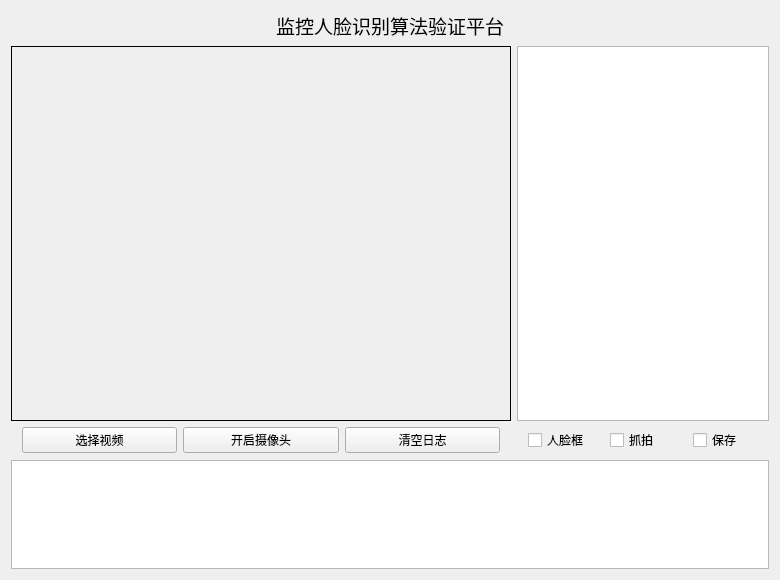
Before: the Qt Designer form VFR_algorithm/VFR_algorithm.ui in zhw201906/VFR_system, drawn with Qt 5.
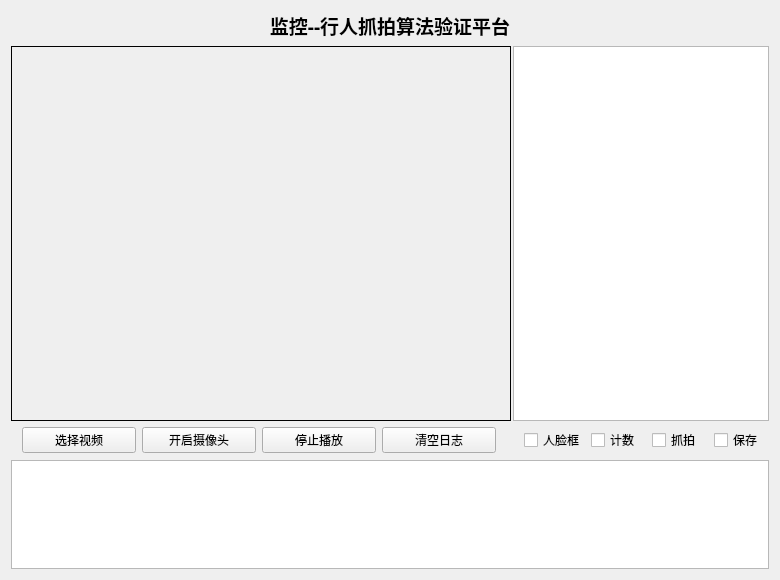
After: the same form once the commit is applied.

Commit message: 完成算法抓拍测试软件

```diff
--- a/VFR_algorithm/VFR_algorithm.ui
+++ b/VFR_algorithm/VFR_algorithm.ui
@@ -30,12 +30,14 @@
     <widget class="QLabel" name="label_2">
      <property name="font">
       <font>
-       <family>04b_21</family>
+       <family>华文楷体</family>
        <pointsize>14</pointsize>
+       <weight>75</weight>
+       <bold>true</bold>
       </font>
      </property>
      <property name="text">
-      <string>监控人脸识别算法验证平台</string>
+      <string>监控--行人抓拍算法验证平台</string>
      </property>
      <property name="alignment">
       <set>Qt::AlignCenter</set>
@@ -87,6 +89,13 @@
         </property>
        </widget>
       </item>
+      <item>
+       <widget class="QPushButton" name="pushButton_stopVideo">
+        <property name="text">
+         <string>停止播放</string>
+        </property>
+       </widget>
+      </item>
       <item>
        <widget class="QPushButton" name="pushButton_cleanLog">
         <property name="text">
@@ -99,6 +108,18 @@
    </item>
    <item row="2" column="1">
     <widget class="QWidget" name="widget_2" native="true">
+     <property name="sizePolicy">
+      <sizepolicy hsizetype="Fixed" vsizetype="Preferred">
+       <horstretch>0</horstretch>
+       <verstretch>0</verstretch>
+      </sizepolicy>
+     </property>
+     <property name="minimumSize">
+      <size>
+       <width>256</width>
+       <height>0</height>
+      </size>
+     </property>
      <layout class="QHBoxLayout" name="horizontalLayout_2">
       <property name="topMargin">
        <number>0</number>
@@ -116,6 +137,13 @@
         </property>
        </widget>
       </item>
+      <item>
+       <widget class="QCheckBox" name="checkBox_count">
+        <property name="text">
+         <string>计数</string>
+        </property>
+       </widget>
+      </item>
       <item>
        <widget class="QCheckBox" name="checkBox_snap">
         <property name="text">
```
The commit also changes 41 other files.
